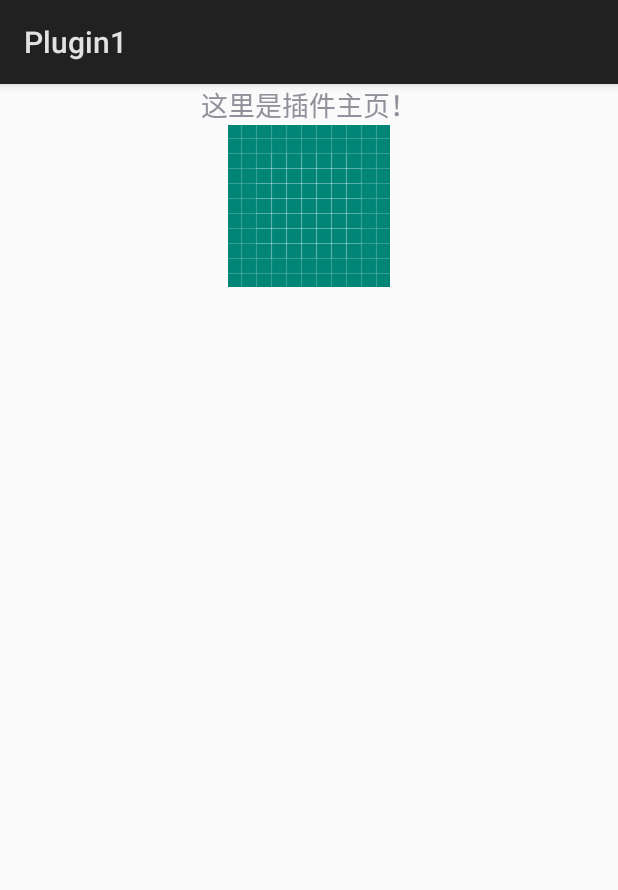
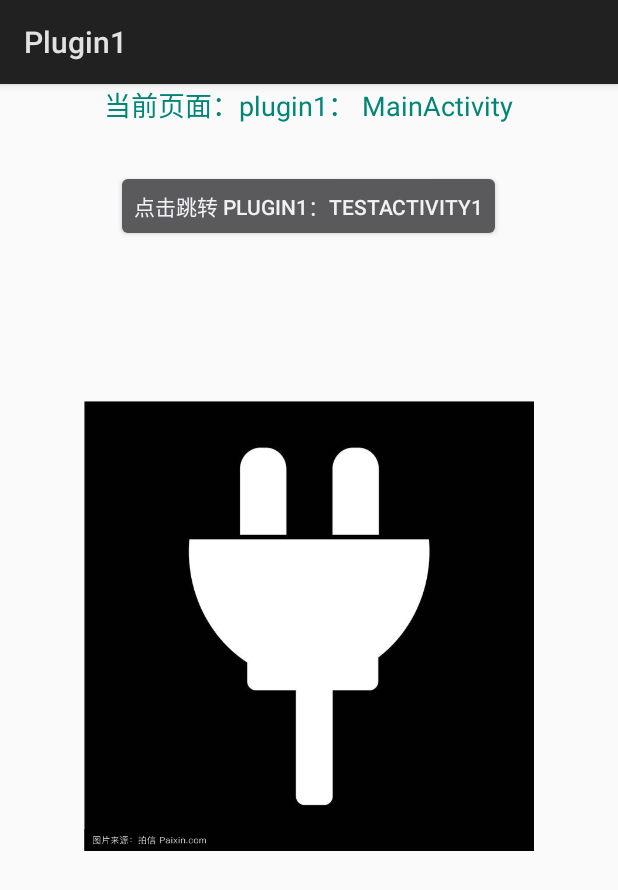
Before and after one commit to JLu2138/MyPluginDemo, an Android app: the screen it shows after launch (MainActivity), on a phone screen of 412 x 824 dp. Shown: the top 890 px of the screen. Run offline under Robolectric (Android 15) with nearby library versions, the phone set to English and light mode, and no system bars.

```diff
--- a/app/src/main/java/com/example/lujun858/myplugindemo/PluginManager.java
+++ b/app/src/main/java/com/example/lujun858/myplugindemo/PluginManager.java
@@ -14,9 +14,10 @@ import java.util.List;
 
 public class PluginManager {
 
+    //插件信息的集合
     public final static List<PluginItem> plugins = new ArrayList<>();
 
-    //正在使用的Resources
+    //正在使用的Resources，作为全局新 Resource 使用
     public static volatile Resources mNowResources;
 
     //原始的application中的BaseContext，不能是其他的，否则会内存泄漏
--- a/app/src/main/java/com/example/lujun858/myplugindemo/ams_hook/MockClass2.java
+++ b/app/src/main/java/com/example/lujun858/myplugindemo/ams_hook/MockClass2.java
@@ -43,4 +43,6 @@ class MockClass2 implements Handler.Callback {
             raw.setComponent(target.getComponent());
         }
     }
+
+
 }
--- a/app/src/main/java/com/example/lujun858/myplugindemo/StubActivity.java
+++ b/app/src/main/java/com/example/lujun858/myplugindemo/stub/StubActivity.java
@@ -1,4 +1,4 @@
-package com.example.lujun858.myplugindemo;
+package com.example.lujun858.myplugindemo.stub;
 
 import android.app.Activity;
 
--- a/plugin1/src/main/java/com/example/plugin1/MainActivity.java
+++ b/plugin1/src/main/java/com/example/plugin1/MainActivity.java
@@ -1,12 +1,16 @@
 package com.example.plugin1;
 
+import android.content.Intent;
 import android.os.Bundle;
+import android.view.View;
+import android.widget.Button;
 import android.widget.ImageView;
 
 import com.example.mypluginlibrary.BasePluginActivity;
 
 public class MainActivity extends BasePluginActivity {
     private ImageView imageView;
+    private Button btnJump;
 
     @Override
     protected void onCreate(Bundle savedInstanceState) {
@@ -14,7 +18,16 @@ public class MainActivity extends BasePluginActivity {
 
         setContentView(R.layout.activity_main);
 
-        imageView = (ImageView) findViewById(R.id.plugin_img);
-        imageView.setImageDrawable(getResources().getDrawable(R.drawable.ic_launcher_background));
+//        imageView = (ImageView) findViewById(R.id.plugin_img);
+//        imageView.setImageDrawable(getResources().getDrawable(R.drawable.ic_launcher_background));
+
+        btnJump = (Button) findViewById(R.id.btn_jump);
+        btnJump.setOnClickListener(new View.OnClickListener() {
+            @Override
+            public void onClick(View view) {
+                Intent intent = new Intent(MainActivity.this, TestActivity1.class);
+                startActivity(intent);
+            }
+        });
     }
 }
--- a/plugin1/src/main/res/layout/activity_main.xml
+++ b/plugin1/src/main/res/layout/activity_main.xml
@@ -7,15 +7,26 @@
         android:id="@+id/title"
         android:layout_width="wrap_content"
         android:layout_height="wrap_content"
-        android:text="这里是插件主页！"
+        android:text="当前页面：plugin1： MainActivity"
+        android:textColor="@color/colorPrimary"
         android:textSize="18sp"
         android:layout_centerHorizontal="true"/>
+
+
+    <Button
+        android:id="@+id/btn_jump"
+        android:layout_width="wrap_content"
+        android:layout_height="wrap_content"
+        android:layout_below="@id/title"
+        android:layout_marginTop="30dp"
+        android:layout_centerHorizontal="true"
+        android:text="点击跳转 plugin1：TestActivity1"/>
 
     <ImageView
         android:id="@+id/plugin_img"
         android:layout_width="300dp"
         android:layout_height="wrap_content"
-        android:layout_below="@id/title"
+        android:layout_below="@id/btn_jump"
         android:layout_centerHorizontal="true"
         android:src="@drawable/plugin"/>
 
```
Also changed, not shown: app/src/main/AndroidManifest.xml (+4 -3 lines), app/src/main/java/com/example/lujun858/myplugindemo/HostApplication.java (+11 -6 lines), app/src/main/java/com/example/lujun858/myplugindemo/MainActivity.java (+3 -5 lines), app/src/main/java/com/example/lujun858/myplugindemo/ams_hook/MockClass1.java (+18 -5 lines), app/src/main/java/com/example/lujun858/myplugindemo/stub/SingleTaskActivity1.java (added, +12 -0 lines), app/src/main/res/layout/activity_main.xml (+7 -1 lines), plugin1/src/main/java/com/example/plugin1/TestActivity1.java (added, +38 -0 lines), plugin1/src/main/res/layout/activity_1.xml (added, +28 -0 lines).
